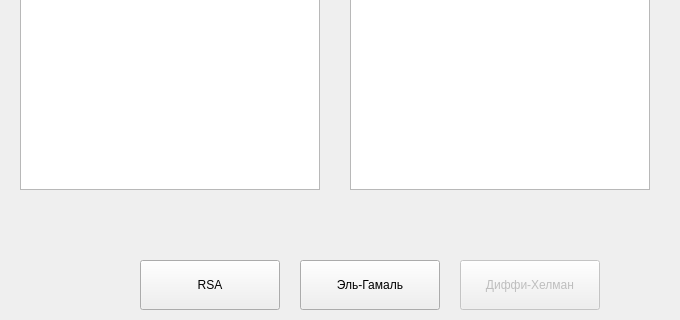
Qt form hellman_design.ui (TartarugZ/crypto_qt) before a commit; both pictures show x 0 to 680 and y 180 to 500 of the 800 by 500 pixel window.
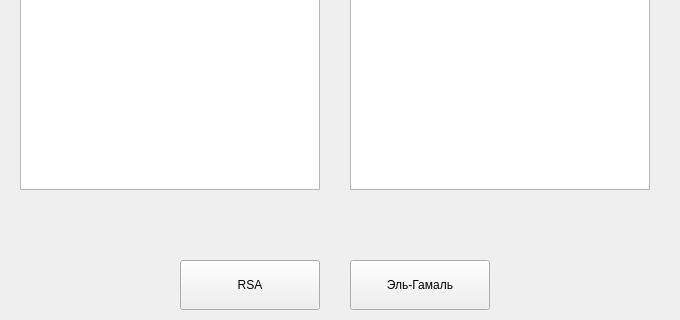
The same form after that commit.

Patch:
```diff
--- a/hellman_design.ui
+++ b/hellman_design.ui
@@ -72,22 +72,6 @@
      <string>Введите секретный ключ В</string>
     </property>
    </widget>
-   <widget class="QPushButton" name="to_hellman">
-    <property name="enabled">
-     <bool>false</bool>
-    </property>
-    <property name="geometry">
-     <rect>
-      <x>460</x>
-      <y>440</y>
-      <width>140</width>
-      <height>50</height>
-     </rect>
-    </property>
-    <property name="text">
-     <string>Диффи-Хелман</string>
-    </property>
-   </widget>
    <widget class="QLineEdit" name="enter_primitive">
     <property name="geometry">
      <rect>
@@ -125,7 +109,7 @@
    <widget class="QPushButton" name="to_rsa">
     <property name="geometry">
      <rect>
-      <x>140</x>
+      <x>180</x>
       <y>440</y>
       <width>140</width>
       <height>50</height>
@@ -172,7 +156,7 @@
     </property>
     <property name="geometry">
      <rect>
-      <x>300</x>
+      <x>350</x>
       <y>440</y>
       <width>140</width>
       <height>50</height>
```
